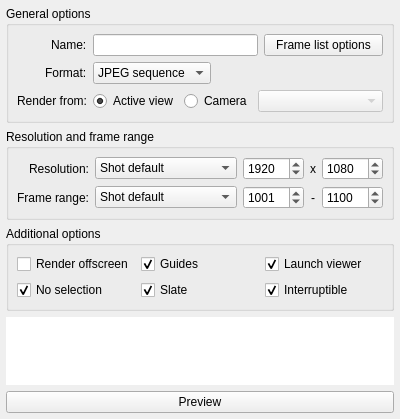
Old version of the form core/ui/gpsPreview_ui.ui in the repository mjbonnington/icarus-gps.
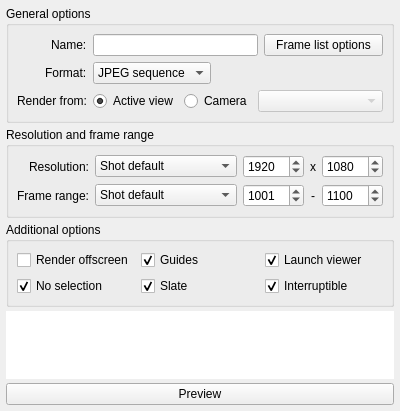
New version of the form. Icons and pictures are not drawn.

What changed in the file:
```diff
--- a/core/ui/gpsPreview_ui.ui
+++ b/core/ui/gpsPreview_ui.ui
@@ -18,6 +18,9 @@
     <string>gpspreview</string>
    </property>
    <layout class="QVBoxLayout" name="main_verticalLayout">
+    <property name="spacing">
+     <number>4</number>
+    </property>
     <property name="margin">
      <number>6</number>
     </property>
```
